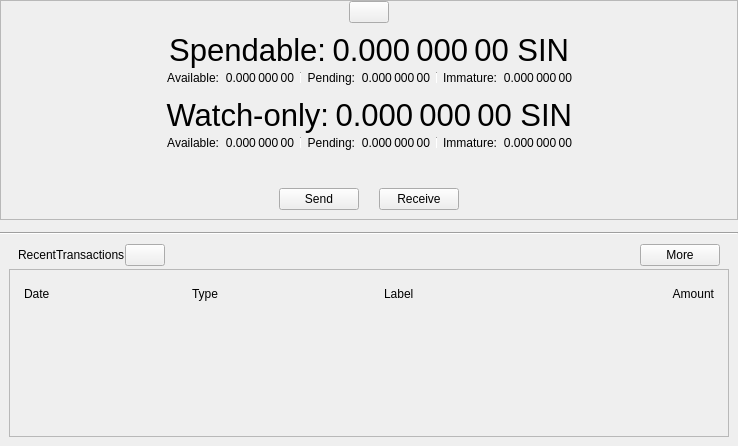
This is src/qt/forms/overviewpage.ui in crptec/sinovate as Qt 5 draws it before an edit. The edited form follows.
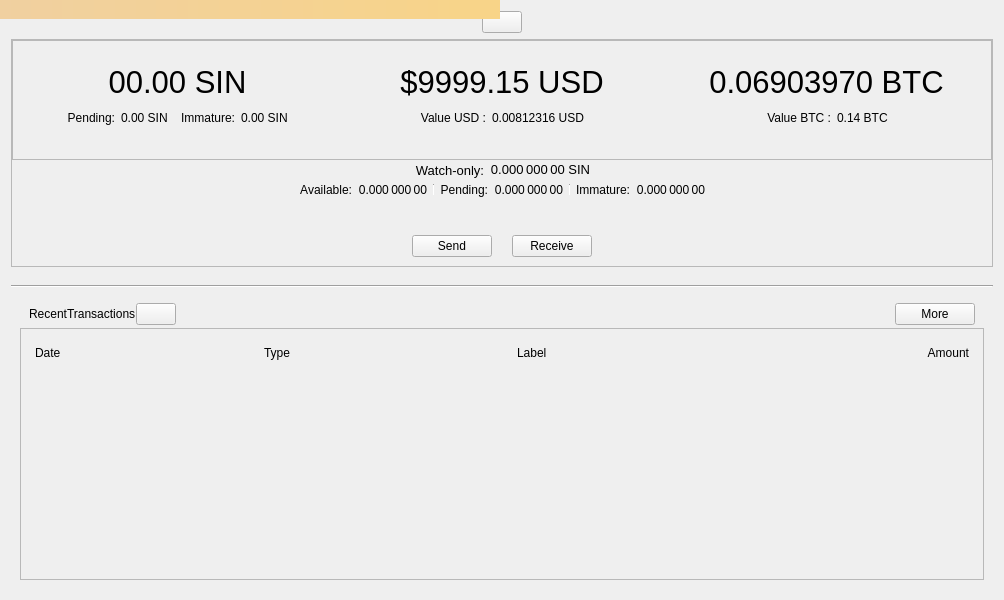
This is the edited form. Icons and pictures are not drawn. Custom widgets are drawn as their Qt base class.

Commit message: [gui] port overviewpage part 2

Patch:
```diff
--- a/src/qt/forms/overviewpage.ui
+++ b/src/qt/forms/overviewpage.ui
@@ -6,53 +6,14 @@
    <rect>
     <x>0</x>
     <y>0</y>
-    <width>738</width>
-    <height>446</height>
+    <width>1000</width>
+    <height>600</height>
    </rect>
   </property>
   <property name="windowTitle">
    <string>Form</string>
   </property>
-  <layout class="QVBoxLayout" name="verticalLayout_6">
-   <property name="spacing">
-    <number>0</number>
-   </property>
-   <property name="leftMargin">
-    <number>0</number>
-   </property>
-   <property name="topMargin">
-    <number>0</number>
-   </property>
-   <property name="rightMargin">
-    <number>0</number>
-   </property>
-   <property name="bottomMargin">
-    <number>0</number>
-   </property>
-   <item>
-    <widget class="QFrame" name="frameBalances">
-     <property name="frameShape">
-      <enum>QFrame::StyledPanel</enum>
-     </property>
-     <property name="frameShadow">
-      <enum>QFrame::Raised</enum>
-     </property>
-     <layout class="QVBoxLayout" name="verticalLayout_5">
-      <property name="spacing">
-       <number>0</number>
-      </property>
-      <property name="leftMargin">
-       <number>0</number>
-      </property>
-      <property name="topMargin">
-       <number>0</number>
-      </property>
-      <property name="rightMargin">
-       <number>0</number>
-      </property>
-      <property name="bottomMargin">
-       <number>0</number>
-      </property>
+  <layout class="QVBoxLayout" name="verticalLayout_2">
       <item>
        <widget class="QWidget" name="widgetStatus" native="true">
         <layout class="QHBoxLayout" name="horizontalLayout_16">
@@ -122,14 +83,17 @@
        </widget>
       </item>
       <item>
-       <widget class="QWidget" name="widgetWallet" native="true">
-        <layout class="QVBoxLayout" name="verticalLayout_2">
+    <widget class="QFrame" name="frameBalances">
+     <property name="frameShape">
+      <enum>QFrame::StyledPanel</enum>
+     </property>
+     <property name="frameShadow">
+      <enum>QFrame::Raised</enum>
+     </property>
+     <layout class="QVBoxLayout" name="verticalLayout_5">
          <property name="spacing">
           <number>0</number>
          </property>
-         <item>
-          <widget class="QWidget" name="widgetTotal" native="true">
-           <layout class="QHBoxLayout" name="horizontalLayout">
             <property name="leftMargin">
              <number>0</number>
             </property>
@@ -143,177 +107,150 @@
              <number>0</number>
             </property>
             <item>
-             <spacer name="horizontalSpacer_7">
-              <property name="orientation">
-               <enum>Qt::Horizontal</enum>
-              </property>
-              <property name="sizeHint" stdset="0">
+       <widget class="QFrame" name="balanceFrame">
+        <property name="sizePolicy">
+         <sizepolicy hsizetype="Preferred" vsizetype="Preferred">
+          <horstretch>0</horstretch>
+          <verstretch>0</verstretch>
+         </sizepolicy>
+        </property>
+        <property name="minimumSize">
                <size>
-                <width>0</width>
-                <height>20</height>
-               </size>
-              </property>
-             </spacer>
-            </item>
-            <item>
-             <widget class="QLabel" name="labelSpendable">
-              <property name="font">
-               <font>
-                <pointsize>23</pointsize>
-               </font>
-              </property>
-              <property name="text">
-               <string>Spendable:</string>
-              </property>
-              <property name="alignment">
-               <set>Qt::AlignRight|Qt::AlignTrailing|Qt::AlignVCenter</set>
-              </property>
-             </widget>
-            </item>
-            <item>
-             <widget class="QLabel" name="labelTotal">
-              <property name="font">
-               <font>
-                <pointsize>23</pointsize>
-               </font>
-              </property>
-              <property name="cursor">
-               <cursorShape>IBeamCursor</cursorShape>
-              </property>
-              <property name="toolTip">
-               <string>Your current total balance</string>
-              </property>
-              <property name="text">
-               <string notr="true">0.000 000 00 SIN</string>
-              </property>
-              <property name="alignment">
-               <set>Qt::AlignRight|Qt::AlignTrailing|Qt::AlignVCenter</set>
-              </property>
-              <property name="textInteractionFlags">
-               <set>Qt::LinksAccessibleByMouse|Qt::TextSelectableByMouse</set>
-              </property>
-             </widget>
-            </item>
-            <item>
-             <spacer name="horizontalSpacer_8">
-              <property name="orientation">
-               <enum>Qt::Horizontal</enum>
-              </property>
-              <property name="sizeHint" stdset="0">
-               <size>
-                <width>0</width>
-                <height>20</height>
-               </size>
-              </property>
-             </spacer>
-            </item>
-           </layout>
-          </widget>
-         </item>
-         <item>
-          <layout class="QHBoxLayout" name="horizontalLayout_13">
-           <property name="leftMargin">
-            <number>0</number>
-           </property>
-           <property name="topMargin">
-            <number>0</number>
-           </property>
-           <property name="rightMargin">
-            <number>0</number>
-           </property>
-           <property name="bottomMargin">
-            <number>0</number>
-           </property>
-           <item>
-            <spacer name="horizontalSpacer_9">
-             <property name="orientation">
-              <enum>Qt::Horizontal</enum>
-             </property>
-             <property name="sizeHint" stdset="0">
-              <size>
-               <width>40</width>
-               <height>20</height>
-              </size>
-             </property>
-            </spacer>
-           </item>
-           <item>
-            <widget class="QWidget" name="widgetBalance" native="true">
+          <width>980</width>
+          <height>120</height>
+         </size>
+        </property>
+        <property name="styleSheet">
+         <string notr="true"/>
+        </property>
+        <property name="frameShape">
+         <enum>QFrame::StyledPanel</enum>
+        </property>
+        <property name="frameShadow">
+         <enum>QFrame::Raised</enum>
+        </property>
              <layout class="QHBoxLayout" name="horizontalLayout_2">
               <property name="leftMargin">
                <number>0</number>
               </property>
               <property name="topMargin">
-               <number>0</number>
+          <number>5</number>
               </property>
               <property name="rightMargin">
                <number>0</number>
               </property>
               <property name="bottomMargin">
-               <number>0</number>
+          <number>5</number>
               </property>
               <item>
-               <widget class="QLabel" name="labelBalanceText">
-                <property name="text">
-                 <string>Available:</string>
-                </property>
-                <property name="alignment">
-                 <set>Qt::AlignRight|Qt::AlignTrailing|Qt::AlignVCenter</set>
-                </property>
-               </widget>
-              </item>
+          <widget class="QWidget" name="balance_container" native="true">
+           <property name="sizePolicy">
+            <sizepolicy hsizetype="Expanding" vsizetype="Minimum">
+             <horstretch>0</horstretch>
+             <verstretch>0</verstretch>
+            </sizepolicy>
+           </property>
+           <property name="minimumSize">
+            <size>
+             <width>0</width>
+             <height>0</height>
+            </size>
+           </property>
+           <property name="maximumSize">
+            <size>
+             <width>16777215</width>
+             <height>90</height>
+            </size>
+           </property>
+           <layout class="QHBoxLayout" name="horizontalLayout_4">
+            <property name="topMargin">
+             <number>9</number>
+            </property>
+            <property name="bottomMargin">
+             <number>9</number>
+            </property>
+            <item>
+             <layout class="QHBoxLayout" name="sinLayout">
+              <item>
+               <layout class="QHBoxLayout" name="sinBalancesLayout">
+                <item>
+                 <layout class="QVBoxLayout" name="sinBalanceLayout">
+                  <property name="spacing">
+                   <number>0</number>
+                  </property>
+                  <property name="leftMargin">
+                   <number>0</number>
+                  </property>
+                  <property name="rightMargin">
+                   <number>0</number>
+                  </property>
+                  <item>
+                   <layout class="QVBoxLayout" name="sinLabelBalanceLayout">
               <item>
                <widget class="QLabel" name="labelBalance">
-                <property name="cursor">
-                 <cursorShape>IBeamCursor</cursorShape>
-                </property>
-                <property name="toolTip">
-                 <string>Your current spendable balance</string>
+                      <property name="font">
+                       <font>
+                        <family>MS Shell Dlg 2</family>
+                        <pointsize>23</pointsize>
+                        <weight>50</weight>
+                        <bold>false</bold>
+                       </font>
+                      </property>
+                      <property name="styleSheet">
+                       <string notr="true"/>
                 </property>
                 <property name="text">
-                 <string notr="true">0.000 000 00</string>
+                       <string notr="true">00.00 SIN</string>
                 </property>
                 <property name="alignment">
-                 <set>Qt::AlignRight|Qt::AlignTrailing|Qt::AlignVCenter</set>
-                </property>
-                <property name="textInteractionFlags">
-                 <set>Qt::LinksAccessibleByMouse|Qt::TextSelectableByMouse</set>
+                       <set>Qt::AlignCenter</set>
                 </property>
                </widget>
               </item>
              </layout>
-            </widget>
            </item>
            <item>
-            <widget class="QWidget" name="widgetPending" native="true">
-             <layout class="QHBoxLayout" name="horizontalLayout_3">
-              <property name="leftMargin">
+                   <layout class="QHBoxLayout" name="sinSubBalanceLayout" stretch="0,0,0,0,0,0,0">
+                    <property name="spacing">
                <number>6</number>
               </property>
-              <property name="topMargin">
-               <number>0</number>
-              </property>
-              <property name="rightMargin">
-               <number>0</number>
-              </property>
-              <property name="bottomMargin">
-               <number>0</number>
-              </property>
               <item>
-               <widget class="Line" name="vLine">
-                <property name="maximumSize">
-                 <size>
-                  <width>1</width>
-                  <height>12</height>
-                 </size>
-                </property>
+                     <spacer name="horizontalSpacer">
                 <property name="orientation">
-                 <enum>Qt::Vertical</enum>
-                </property>
-               </widget>
+                       <enum>Qt::Horizontal</enum>
+                      </property>
+                      <property name="sizeHint" stdset="0">
+                       <size>
+                        <width>40</width>
+                        <height>20</height>
+                       </size>
+                      </property>
+                     </spacer>
               </item>
               <item>
-               <widget class="QLabel" name="labelPendingText">
+                     <widget class="QLabel" name="labelPendindText">
+                      <property name="sizePolicy">
+                       <sizepolicy hsizetype="Preferred" vsizetype="Preferred">
+                        <horstretch>0</horstretch>
+                        <verstretch>0</verstretch>
+                       </sizepolicy>
+                      </property>
+                      <property name="minimumSize">
+                       <size>
+                        <width>0</width>
+                        <height>0</height>
+                       </size>
+                      </property>
+                      <property name="maximumSize">
+                       <size>
+                        <width>16777215</width>
+                        <height>16777215</height>
+                       </size>
+                      </property>
+                      <property name="styleSheet">
+                       <string notr="true">font-size:12px;
+</string>
+                      </property>
                 <property name="text">
                  <string>Pending:</string>
                 </property>
@@ -324,56 +261,70 @@
               </item>
               <item>
                <widget class="QLabel" name="labelUnconfirmed">
-                <property name="cursor">
-                 <cursorShape>IBeamCursor</cursorShape>
-                </property>
-                <property name="toolTip">
-                 <string>Total of transactions that have yet to be confirmed, and do not yet count toward the spendable balance</string>
+                      <property name="styleSheet">
+                       <string notr="true">font-size:12px;
+</string>
                 </property>
                 <property name="text">
-                 <string notr="true">0.000 000 00</string>
+                       <string notr="true">0.00 SIN</string>
                 </property>
                 <property name="alignment">
-                 <set>Qt::AlignRight|Qt::AlignTrailing|Qt::AlignVCenter</set>
-                </property>
-                <property name="textInteractionFlags">
-                 <set>Qt::LinksAccessibleByMouse|Qt::TextSelectableByMouse</set>
-                </property>
-               </widget>
-              </item>
-             </layout>
-            </widget>
-           </item>
+                       <set>Qt::AlignLeading|Qt::AlignLeft|Qt::AlignVCenter</set>
+                      </property>
+                     </widget>
+                    </item>
            <item>
-            <widget class="QWidget" name="widgetImmature" native="true">
-             <layout class="QHBoxLayout" name="horizontalLayout_4">
-              <property name="leftMargin">
-               <number>6</number>
-              </property>
-              <property name="topMargin">
-               <number>0</number>
-              </property>
-              <property name="rightMargin">
-               <number>0</number>
-              </property>
-              <property name="bottomMargin">
-               <number>0</number>
-              </property>
-              <item>
-               <widget class="Line" name="vLine_2">
+                     <widget class="QLabel" name="seperatorLabel">
+                      <property name="sizePolicy">
+                       <sizepolicy hsizetype="Fixed" vsizetype="Fixed">
+                        <horstretch>0</horstretch>
+                        <verstretch>0</verstretch>
+                       </sizepolicy>
+                      </property>
+                      <property name="minimumSize">
+                       <size>
+                        <width>1</width>
+                        <height>16</height>
+                       </size>
+                      </property>
                 <property name="maximumSize">
                  <size>
                   <width>1</width>
-                  <height>12</height>
-                 </size>
-                </property>
-                <property name="orientation">
-                 <enum>Qt::Vertical</enum>
+                        <height>16</height>
+                       </size>
+                      </property>
+                      <property name="styleSheet">
+                       <string notr="true"/>
+                      </property>
+                      <property name="text">
+                       <string/>
                 </property>
                </widget>
               </item>
               <item>
                <widget class="QLabel" name="labelImmatureText">
+                      <property name="sizePolicy">
+                       <sizepolicy hsizetype="Preferred" vsizetype="Preferred">
+                        <horstretch>0</horstretch>
+                        <verstretch>0</verstretch>
+                       </sizepolicy>
+                      </property>
+                      <property name="minimumSize">
+                       <size>
+                        <width>0</width>
+                        <height>0</height>
+                       </size>
+                      </property>
+                      <property name="maximumSize">
+                       <size>
+                        <width>16777215</width>
+                        <height>16777215</height>
+                       </size>
+                      </property>
+                      <property name="styleSheet">
+                       <string notr="true">font-size:12px;
+</string>
+                      </property>
                 <property name="text">
                  <string>Immature:</string>
                 </property>
@@ -384,28 +335,267 @@
               </item>
               <item>
                <widget class="QLabel" name="labelImmature">
-                <property name="cursor">
-                 <cursorShape>IBeamCursor</cursorShape>
-                </property>
-                <property name="toolTip">
-                 <string>Mined balance that has not yet matured</string>
-                </property>
+                      <property name="styleSheet">
+                       <string notr="true">font-size:12px;
+</string>
+                      </property>
+                      <property name="text">
+                       <string notr="true">0.00 SIN</string>
+                      </property>
+                      <property name="alignment">
+                       <set>Qt::AlignLeading|Qt::AlignLeft|Qt::AlignVCenter</set>
+                      </property>
+                     </widget>
+                    </item>
+                    <item>
+                     <spacer name="horizontalSpacer_4">
+                      <property name="orientation">
+                       <enum>Qt::Horizontal</enum>
+                      </property>
+                      <property name="sizeHint" stdset="0">
+                       <size>
+                        <width>40</width>
+                        <height>20</height>
+                       </size>
+                      </property>
+                     </spacer>
+                    </item>
+                   </layout>
+                  </item>
+                 </layout>
+                </item>
+               </layout>
+              </item>
+             </layout>
+            </item>
+            <item>
+             <widget class="QLabel" name="balanceSeperatorLabel_1">
+              <property name="sizePolicy">
+               <sizepolicy hsizetype="Fixed" vsizetype="Preferred">
+                <horstretch>0</horstretch>
+                <verstretch>0</verstretch>
+               </sizepolicy>
+              </property>
+              <property name="minimumSize">
+               <size>
+                <width>1</width>
+                <height>0</height>
+               </size>
+              </property>
+              <property name="maximumSize">
+               <size>
+                <width>1</width>
+                <height>16777215</height>
+               </size>
+              </property>
                 <property name="text">
-                 <string notr="true">0.000 000 00</string>
-                </property>
+               <string/>
+              </property>
+             </widget>
+            </item>
+            <item>
+             <layout class="QHBoxLayout" name="usdLayout">
+              <item>
+               <layout class="QHBoxLayout" name="usdBalancesLayout">
+                <item>
+                 <layout class="QVBoxLayout" name="usdBalanceLayout">
+                  <property name="spacing">
+                   <number>0</number>
+                  </property>
+                  <property name="leftMargin">
+                   <number>0</number>
+                  </property>
+                  <property name="rightMargin">
+                   <number>0</number>
+                  </property>
+                  <item>
+                   <layout class="QVBoxLayout" name="usdLabelBalanceLayout">
+                    <item>
+                     <widget class="QLabel" name="labelUSDTotal">
+                      <property name="font">
+                       <font>
+                        <family>MS Shell Dlg 2</family>
+                        <pointsize>23</pointsize>
+                        <weight>50</weight>
+                        <bold>false</bold>
+                       </font>
+                      </property>
+                      <property name="styleSheet">
+                       <string notr="true"/>
+                      </property>
+                      <property name="text">
+                       <string notr="true">$9999.15 USD</string>
+                      </property>
                 <property name="alignment">
+                       <set>Qt::AlignCenter</set>
+                      </property>
+                     </widget>
+                    </item>
+                   </layout>
+                  </item>
+                  <item>
+                   <layout class="QHBoxLayout" name="USDSubBalanceLayout" stretch="0,0,0,0">
+                    <property name="spacing">
+                     <number>6</number>
+                    </property>
+                    <item>
+                     <spacer name="horizontalSpacer_17">
+                      <property name="orientation">
+                       <enum>Qt::Horizontal</enum>
+                      </property>
+                      <property name="sizeHint" stdset="0">
+                       <size>
+                        <width>40</width>
+                        <height>20</height>
+                       </size>
+                      </property>
+                     </spacer>
+                    </item>
+                    <item>
+                     <widget class="QLabel" name="labelCurrentPriceUSDText">
+                      <property name="sizePolicy">
+                       <sizepolicy hsizetype="Preferred" vsizetype="Preferred">
+                        <horstretch>0</horstretch>
+                        <verstretch>0</verstretch>
+                       </sizepolicy>
+                      </property>
+                      <property name="minimumSize">
+                       <size>
+                        <width>0</width>
+                        <height>0</height>
+                       </size>
+                      </property>
+                      <property name="maximumSize">
+                       <size>
+                        <width>16777215</width>
+                        <height>16777215</height>
+                       </size>
+                      </property>
+                      <property name="styleSheet">
+                       <string notr="true">font-size:12px;
+</string>
+                      </property>
+                      <property name="text">
+                       <string>Value USD :</string>
+                      </property>
+                      <property name="alignment">
                  <set>Qt::AlignRight|Qt::AlignTrailing|Qt::AlignVCenter</set>
                 </property>
-                <property name="textInteractionFlags">
-                 <set>Qt::LinksAccessibleByMouse|Qt::TextSelectableByMouse</set>
-                </property>
-               </widget>
-              </item>
-             </layout>
+                     </widget>
+                    </item>
+                    <item>
+                     <widget class="QLabel" name="labelCurrentPriceUSD">
+                      <property name="sizePolicy">
+                       <sizepolicy hsizetype="Preferred" vsizetype="Preferred">
+                        <horstretch>0</horstretch>
+                        <verstretch>0</verstretch>
+                       </sizepolicy>
+                      </property>
+                      <property name="styleSheet">
+                       <string notr="true">font-size:12px;
+</string>
+                      </property>
+                      <property name="text">
+                       <string notr="true">0.00812316 USD</string>
+                      </property>
+                      <property name="alignment">
+                       <set>Qt::AlignLeading|Qt::AlignLeft|Qt::AlignVCenter</set>
+                      </property>
+                     </widget>
+                    </item>
+                    <item>
+                     <spacer name="horizontalSpacer_18">
+                      <property name="orientation">
+                       <enum>Qt::Horizontal</enum>
+                      </property>
+                      <property name="sizeHint" stdset="0">
+                       <size>
+                        <width>40</width>
+                        <height>20</height>
+                       </size>
+                      </property>
+                     </spacer>
+                    </item>
+                   </layout>
+                  </item>
+                 </layout>
+                </item>
+               </layout>
+              </item>
+             </layout>
+            </item>
+            <item>
+             <widget class="QLabel" name="balanceSeperatorLabel_2">
+              <property name="sizePolicy">
+               <sizepolicy hsizetype="Fixed" vsizetype="Preferred">
+                <horstretch>0</horstretch>
+                <verstretch>0</verstretch>
+               </sizepolicy>
+              </property>
+              <property name="minimumSize">
+               <size>
+                <width>1</width>
+                <height>0</height>
+               </size>
+              </property>
+              <property name="maximumSize">
+               <size>
+                <width>1</width>
+                <height>16777215</height>
+               </size>
+              </property>
+              <property name="text">
+               <string/>
+              </property>
             </widget>
            </item>
            <item>
-            <spacer name="horizontalSpacer_10">
+             <layout class="QHBoxLayout" name="btcLayout">
+              <item>
+               <layout class="QHBoxLayout" name="btcBalancesLayout">
+                <item>
+                 <layout class="QVBoxLayout" name="btcBalanceLayout">
+                  <property name="spacing">
+                   <number>0</number>
+                  </property>
+                  <property name="leftMargin">
+                   <number>0</number>
+                  </property>
+                  <property name="rightMargin">
+                   <number>0</number>
+                  </property>
+                  <item>
+                   <layout class="QVBoxLayout" name="btcLabelBalanceLayout">
+                    <item>
+                     <widget class="QLabel" name="labelBTCTotal">
+                      <property name="font">
+                       <font>
+                        <family>MS Shell Dlg 2</family>
+                        <pointsize>23</pointsize>
+                        <weight>50</weight>
+                        <bold>false</bold>
+                       </font>
+                      </property>
+                      <property name="styleSheet">
+                       <string notr="true"/>
+                      </property>
+                      <property name="text">
+                       <string notr="true">0.06903970 BTC</string>
+                      </property>
+                      <property name="alignment">
+                       <set>Qt::AlignCenter</set>
+                      </property>
+                     </widget>
+                    </item>
+                   </layout>
+                  </item>
+                  <item>
+                   <layout class="QHBoxLayout" name="btcSubBalanceLayout" stretch="0,0,0,0">
+                    <property name="spacing">
+                     <number>6</number>
+                    </property>
+                    <item>
+                     <spacer name="horizontalSpacer_7">
              <property name="orientation">
               <enum>Qt::Horizontal</enum>
              </property>
@@ -417,7 +607,75 @@
              </property>
             </spacer>
            </item>
-          </layout>
+                    <item>
+                     <widget class="QLabel" name="labelCurrentPriceBTCText">
+                      <property name="sizePolicy">
+                       <sizepolicy hsizetype="Preferred" vsizetype="Preferred">
+                        <horstretch>0</horstretch>
+                        <verstretch>0</verstretch>
+                       </sizepolicy>
+                      </property>
+                      <property name="minimumSize">
+                       <size>
+                        <width>66</width>
+                        <height>0</height>
+                       </size>
+                      </property>
+                      <property name="maximumSize">
+                       <size>
+                        <width>16777215</width>
+                        <height>16777215</height>
+                       </size>
+                      </property>
+                      <property name="styleSheet">
+                       <string notr="true">font-size:12px;
+</string>
+                      </property>
+                      <property name="text">
+                       <string>Value BTC :</string>
+                      </property>
+                      <property name="alignment">
+                       <set>Qt::AlignRight|Qt::AlignTrailing|Qt::AlignVCenter</set>
+                      </property>
+                     </widget>
+                    </item>
+                    <item>
+                     <widget class="QLabel" name="labelCurrentPriceBTC">
+                      <property name="styleSheet">
+                       <string notr="true">font-size:12px;
+</string>
+                      </property>
+                      <property name="text">
+                       <string notr="true">0.14 BTC</string>
+                      </property>
+                      <property name="alignment">
+                       <set>Qt::AlignLeading|Qt::AlignLeft|Qt::AlignVCenter</set>
+                      </property>
+                     </widget>
+                    </item>
+                    <item>
+                     <spacer name="horizontalSpacer_8">
+                      <property name="orientation">
+                       <enum>Qt::Horizontal</enum>
+                      </property>
+                      <property name="sizeHint" stdset="0">
+                       <size>
+                        <width>40</width>
+                        <height>20</height>
+                       </size>
+                      </property>
+                     </spacer>
+                    </item>
+                   </layout>
+                  </item>
+                 </layout>
+                </item>
+               </layout>
+              </item>
+             </layout>
+            </item>
+           </layout>
+          </widget>
          </item>
         </layout>
        </widget>
@@ -466,7 +724,7 @@
              <widget class="QLabel" name="labelWatchonly">
               <property name="font">
                <font>
-                <pointsize>23</pointsize>
+                <pointsize>10</pointsize>
                </font>
               </property>
               <property name="text">
@@ -481,7 +739,7 @@
              <widget class="QLabel" name="labelWatchTotal">
               <property name="font">
                <font>
-                <pointsize>23</pointsize>
+                <pointsize>10</pointsize>
                </font>
               </property>
               <property name="cursor">
@@ -990,14 +1248,30 @@
      </layout>
     </widget>
    </item>
+   <item>
+    <spacer name="verticalSpacer_4">
+     <property name="orientation">
+      <enum>Qt::Vertical</enum>
+     </property>
+     <property name="sizeType">
+      <enum>QSizePolicy::Fixed</enum>
+     </property>
+     <property name="sizeHint" stdset="0">
+      <size>
+       <width>20</width>
+       <height>0</height>
+      </size>
+     </property>
+    </spacer>
+   </item>
   </layout>
   <widget class="QLabel" name="labelAlerts">
    <property name="geometry">
     <rect>
      <x>0</x>
      <y>0</y>
-     <width>0</width>
-     <height>23</height>
+     <width>500</width>
+     <height>19</height>
     </rect>
    </property>
    <property name="visible">
```
Left out of the diff: 16 changed lines with no effect on the pictures. Lines whose indentation alone changed are shown as unchanged. The commit also changes 9 other files.
